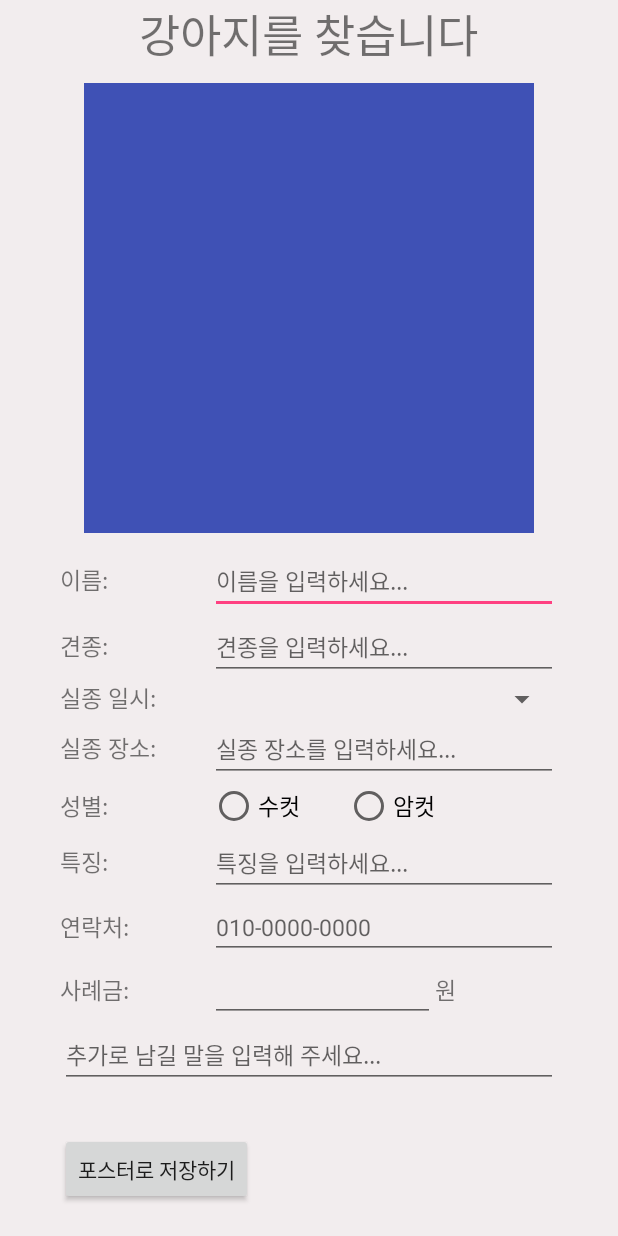
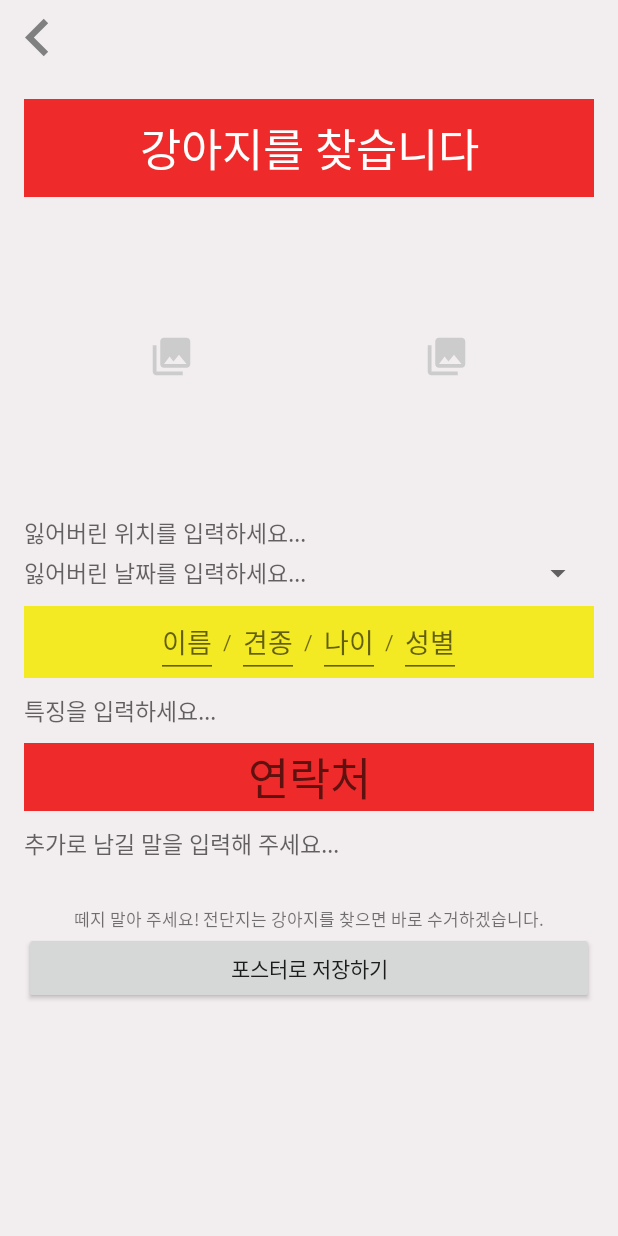
Before and after one commit to ppojjakppojjak/Pet-Finder, an Android app: the FindPetPosterActivity screen opened directly, with no data from a screen before it, on a phone screen of 412 x 824 dp. Run offline under Robolectric (Android 15) with nearby library versions, the phone set to English and light mode, and no system bars; libraries missing offline, so code that uses them is left out: com.gun0912.tedpermission.

```diff
--- /dev/null
+++ b/app/src/main/res/drawable/ic_photo_library_black_24dp.xml
@@ -0,0 +1,5 @@
+<vector android:height="30dp" android:tint="#CCCCCC"
+    android:viewportHeight="24.0" android:viewportWidth="24.0"
+    android:width="30dp" xmlns:android="http://schemas.android.com/apk/res/android">
+    <path android:fillColor="#FF000000" android:pathData="M22,16L22,4c0,-1.1 -0.9,-2 -2,-2L8,2c-1.1,0 -2,0.9 -2,2v12c0,1.1 0.9,2 2,2h12c1.1,0 2,-0.9 2,-2zM11,12l2.03,2.71L16,11l4,5L8,16l3,-4zM2,6v14c0,1.1 0.9,2 2,2h14v-2L4,20L4,6L2,6z"/>
+</vector>
--- a/app/src/main/res/layout/activity_find_pet_poster.xml
+++ b/app/src/main/res/layout/activity_find_pet_poster.xml
@@ -6,7 +6,8 @@
     android:layout_height="match_parent"
     tools:context=".FindPetPosterActivity"
     android:background="#F2EDEE"
-    android:id="@+id/linear">
+    android:id="@+id/linear"
+    android:focusableInTouchMode="true">
 
     <ScrollView
         android:id="@+id/scroll_view"
@@ -19,78 +20,97 @@
         android:layout_height="wrap_content"
         android:orientation="vertical">
 
+        <Button
+            android:id="@+id/btn_back"
+            android:layout_width="50dp"
+            android:layout_height="50dp"
+            android:layout_marginBottom="16dp"
+            android:background="@drawable/ic_chevron_left_black_24dp"/>
+
         <TextView
-            android:layout_width="wrap_content"
+            android:layout_width="match_parent"
             android:layout_height="wrap_content"
+            android:layout_marginLeft="16dp"
+            android:layout_marginRight="16dp"
+            android:padding="10dp"
+            android:textAlignment="center"
+            android:textColor="#ffffff"
+            android:background="#EE2B2A"
             android:textSize="30sp"
             android:layout_gravity="center_horizontal"
             android:text="강아지를 찾습니다" />
 
-        <ImageView
-            android:layout_width="300dp"
-            android:layout_height="300dp"
-            android:layout_gravity="center_horizontal"
-            android:layout_marginTop="10dp"
-            android:src="@color/colorPrimary"
-            android:layout_marginBottom="10dp"/>
+        <LinearLayout
+            android:layout_width="match_parent"
+            android:layout_height="wrap_content"
+            android:orientation="horizontal"
+            android:gravity="center_horizontal"
+            android:layout_margin="16dp">
+
+            <LinearLayout
+                android:layout_width="180dp"
+                android:layout_height="180dp"
+                android:orientation="vertical"
+                android:layout_marginRight="3dp"
+                android:gravity="center">
+
+                <ImageButton
+                    android:id="@+id/ibtn_upload_1"
+                    android:src="@drawable/ic_photo_library_black_24dp"
+                    android:background="#00000000"
+                    android:layout_width="match_parent"
+                    android:layout_height="match_parent" />
+
+            </LinearLayout>
+
+            <LinearLayout
+                android:layout_width="180dp"
+                android:layout_height="180dp"
+                android:orientation="vertical"
+                android:gravity="center">
+
+                <ImageButton
+                    android:id="@+id/ibtn_upload_2"
+                    android:src="@drawable/ic_photo_library_black_24dp"
+                    android:background="#00000000"
+                    android:layout_width="match_parent"
+                    android:layout_height="match_parent" />
+
+            </LinearLayout>
+
+        </LinearLayout>
 
         <LinearLayout
             android:layout_width="match_parent"
             android:layout_height="match_parent"
             android:orientation="vertical"
-            android:paddingLeft="40dp"
-            android:paddingRight="40dp">
+            android:layout_marginLeft="16dp"
+            android:layout_marginRight="16dp">
 
             <LinearLayout
                 android:layout_width="match_parent"
                 android:layout_height="wrap_content"
                 android:orientation="horizontal">
 
-            <TextView
-                android:layout_width="100dp"
-                android:layout_height="wrap_content"
-                android:textSize="15sp"
-                android:text="이름: "/>
-
                 <EditText
                     android:layout_width="match_parent"
                     android:layout_height="wrap_content"
                     android:textSize="15sp"
-                android:hint="이름을 입력하세요..."/>
+                    android:layout_marginBottom="3dp"
+                    android:hint="잃어버린 위치를 입력하세요..."
+                    android:background="@android:color/transparent"/>
 
             </LinearLayout>
 
             <LinearLayout
                 android:layout_width="match_parent"
                 android:layout_height="wrap_content"
-            android:orientation="horizontal">
+                android:orientation="horizontal"
+                android:layout_marginBottom="10dp">
 
                 <TextView
-                android:layout_width="100dp"
-                android:layout_height="wrap_content"
                     android:textSize="15sp"
-                android:text="견종: "/>
-
-            <EditText
-                android:layout_width="match_parent"
-                android:layout_height="wrap_content"
-                android:textSize="15sp"
-                android:hint="견종을 입력하세요..."/>
-
-        </LinearLayout>
-
-        <LinearLayout
-            android:layout_width="match_parent"
-            android:layout_height="wrap_content"
-            android:orientation="horizontal">
-
-            <TextView
-                android:layout_width="100dp"
-                android:layout_height="wrap_content"
-                android:textSize="15sp"
-                android:text="실종 일시: "/>
-
-            <TextView
+                    android:hint="잃어버린 날짜를 입력하세요..."
                     android:id="@+id/tv_lost_day"
                     android:clickable="true"
                     android:onClick="showDatePickerDialog"
@@ -103,19 +123,46 @@
             <LinearLayout
                 android:layout_width="match_parent"
                 android:layout_height="wrap_content"
-            android:orientation="horizontal">
+                android:orientation="horizontal"
+                android:gravity="center"
+                android:background="#F3EA23"
+                android:layout_marginBottom="10dp">
+
+                <EditText
+                    android:layout_width="wrap_content"
+                    android:layout_height="wrap_content"
+                    android:hint="이름"/>
 
                 <TextView
-                android:layout_width="100dp"
+                    android:layout_width="wrap_content"
                     android:layout_height="wrap_content"
-                android:textSize="15sp"
-                android:text="실종 장소: "/>
+                    android:text=" / "/>
 
                 <EditText
-                android:layout_width="match_parent"
+                    android:layout_width="wrap_content"
                     android:layout_height="wrap_content"
-                android:textSize="15sp"
-                android:hint="실종 장소를 입력하세요..."/>
+                    android:hint="견종"/>
+
+                <TextView
+                    android:layout_width="wrap_content"
+                    android:layout_height="wrap_content"
+                    android:text=" / "/>
+
+                <EditText
+                    android:layout_width="wrap_content"
+                    android:layout_height="wrap_content"
+                    android:inputType="number"
+                    android:hint="나이"/>
+
+                <TextView
+                    android:layout_width="wrap_content"
+                    android:layout_height="wrap_content"
+                    android:text=" / "/>
+
+                <EditText
+                    android:layout_width="wrap_content"
+                    android:layout_height="wrap_content"
+                    android:hint="성별"/>
 
             </LinearLayout>
 
@@ -123,98 +170,33 @@
             android:layout_width="match_parent"
             android:layout_height="wrap_content"
             android:orientation="horizontal"
-            android:gravity="center_vertical">
-
-            <TextView
-                android:layout_width="100dp"
-                android:layout_height="wrap_content"
-                android:text="성별:"
-                android:textSize="15sp"/>
-
-            <RadioGroup
-                android:layout_width="215dp"
-                android:layout_height="wrap_content"
-                android:orientation="horizontal">
-
-                <RadioButton
-                    android:layout_width="wrap_content"
-                    android:layout_height="wrap_content"
-                    android:text="수컷"
-                    android:textSize="15sp" />
-
-                <RadioButton
-                    android:layout_width="wrap_content"
-                    android:layout_height="wrap_content"
-                    android:layout_marginLeft="30dp"
-                    android:text="암컷"
-                    android:textSize="15sp" />
-
-            </RadioGroup>
-
-        </LinearLayout>
-
-
-        <LinearLayout
-            android:layout_width="match_parent"
-            android:layout_height="wrap_content"
-            android:orientation="horizontal">
-
-            <TextView
-                android:layout_width="100dp"
-                android:layout_height="wrap_content"
-                android:textSize="15sp"
-                android:text="특징: "/>
+            android:layout_marginBottom="10dp">
 
             <EditText
                 android:layout_width="match_parent"
                 android:layout_height="wrap_content"
                 android:textSize="15sp"
                 android:inputType="textMultiLine"
-                android:hint="특징을 입력하세요..."/>
+                android:hint="특징을 입력하세요..."
+                android:background="@android:color/transparent"/>
 
         </LinearLayout>
 
         <LinearLayout
             android:layout_width="match_parent"
             android:layout_height="wrap_content"
-            android:orientation="horizontal">
-
-            <TextView
-                android:layout_width="100dp"
-                android:layout_height="wrap_content"
-                android:textSize="15sp"
-                android:text="연락처: "/>
+            android:orientation="horizontal"
+            android:gravity="center"
+            android:background="#EE2B2A"
+            android:layout_marginBottom="10dp">
 
             <EditText
                 android:layout_width="match_parent"
                 android:layout_height="wrap_content"
-                android:textSize="15sp"
-                android:hint="010-0000-0000"/>
-
-        </LinearLayout>
-
-        <LinearLayout
-            android:layout_width="match_parent"
-            android:layout_height="wrap_content"
-            android:orientation="horizontal">
-
-            <TextView
-                android:layout_width="100dp"
-                android:layout_height="wrap_content"
-                android:textSize="15sp"
-                android:text="사례금: "/>
-
-            <EditText
-                android:layout_width="150dp"
-                android:layout_height="wrap_content"
-                android:textSize="15sp"
-                android:inputType="number"/>
-
-            <TextView
-                android:layout_width="match_parent"
-                android:layout_height="wrap_content"
-                android:textSize="15sp"
-                android:text="원"/>
+                android:textSize="30sp"
+                android:textAlignment="center"
+                android:hint="연락처"
+                android:background="@android:color/transparent"/>
 
         </LinearLayout>
 
@@ -228,12 +210,20 @@
                 android:layout_width="match_parent"
                 android:layout_height="wrap_content"
                 android:textSize="15sp"
-                android:hint="추가로 남길 말을 입력해 주세요..."/>
+                android:hint="추가로 남길 말을 입력해 주세요..."
+                android:background="@android:color/transparent"/>
 
         </LinearLayout>
 
+            <TextView
+                android:layout_width="match_parent"
+                android:layout_height="wrap_content"
+                android:gravity="center"
+                android:textSize="5pt"
+                android:text="떼지 말아 주세요! 전단지는 강아지를 찾으면 바로 수거하겠습니다."/>
+
             <Button
-                android:layout_width="wrap_content"
+                android:layout_width="match_parent"
                 android:layout_height="wrap_content"
                 android:text="포스터로 저장하기"
                 android:id="@+id/btn_save_poster"/>
```
Also changed, not shown: app/src/main/java/com/ppojjakppojjak/ppojjakppojjak/FindPetPosterActivity.java (+64 -64 lines), app/src/main/java/com/ppojjakppojjak/ppojjakppojjak/UploadImage.java (added, +15 -0 lines), app/src/main/res/drawable/round_button.xml (added, +20 -0 lines), app/src/main/res/layout/fragment_choose_pet.xml (+18 -15 lines), app/src/main/res/layout/fragment_main_menu.xml (+24 -12 lines), app/src/main/res/layout/toolbar_find_pet_poster.xml (added, +50 -0 lines). Lines whose indentation alone changed are shown as unchanged.
